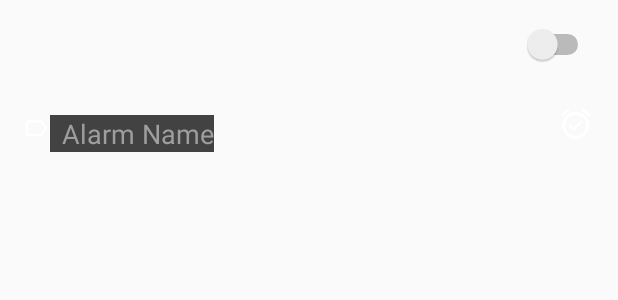
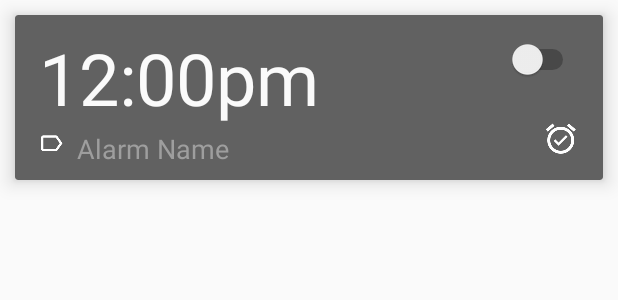
Before and after one commit to asteinmetz54/ClockPlus, an Android app: the layout list_item_alarm.xml on its own in the app's theme, with its tools: preview values and no code run, on a phone screen of 412 x 824 dp. Shown: the top 300 px of the screen. Run offline under Robolectric (Android 15) with nearby library versions, the phone set to English and light mode, and no system bars.

Commit message:
added cardview into the recyler-view

```diff
--- a/app/build.gradle
+++ b/app/build.gradle
@@ -31,6 +31,7 @@ dependencies {
     compile 'com.android.support:appcompat-v7:25.0.1'
     compile 'com.android.support:support-v4:25.0.1'
     compile 'com.android.support:design:25.0.1'
+    compile 'com.android.support:cardview-v7:25.0.1'
     compile 'com.google.android.gms:play-services:9.6.0'
     compile 'com.getbase:floatingactionbutton:1.10.1'
     compile 'com.android.support.constraint:constraint-layout:1.0.0-beta4'
--- a/app/src/main/res/layout/list_item_alarm.xml
+++ b/app/src/main/res/layout/list_item_alarm.xml
@@ -1,7 +1,15 @@
 <?xml version="1.0" encoding="utf-8"?>
-<android.support.constraint.ConstraintLayout xmlns:android="http://schemas.android.com/apk/res/android"
+<android.support.v7.widget.CardView xmlns:android="http://schemas.android.com/apk/res/android"
     xmlns:app="http://schemas.android.com/apk/res-auto"
     xmlns:tools="http://schemas.android.com/tools"
+    android:layout_width="match_parent"
+    android:layout_height="wrap_content"
+    android:layout_margin="10dp"
+    app:cardBackgroundColor="@color/colorDayOff"
+    app:cardElevation="8dp">
+
+
+    <android.support.constraint.ConstraintLayout
         android:layout_width="match_parent"
         android:layout_height="110dp"
         android:background="@drawable/ripple"
@@ -27,7 +35,6 @@
             android:id="@+id/listAlarmName"
             android:layout_width="wrap_content"
             android:layout_height="wrap_content"
-        android:background="@color/colorPrimary"
             android:paddingLeft="8dp"
             android:text="Alarm Name"
             android:textAlignment="textStart"
@@ -77,3 +84,4 @@
 
 
     </android.support.constraint.ConstraintLayout>
+</android.support.v7.widget.CardView>
```
Lines whose indentation alone changed are shown as unchanged.
